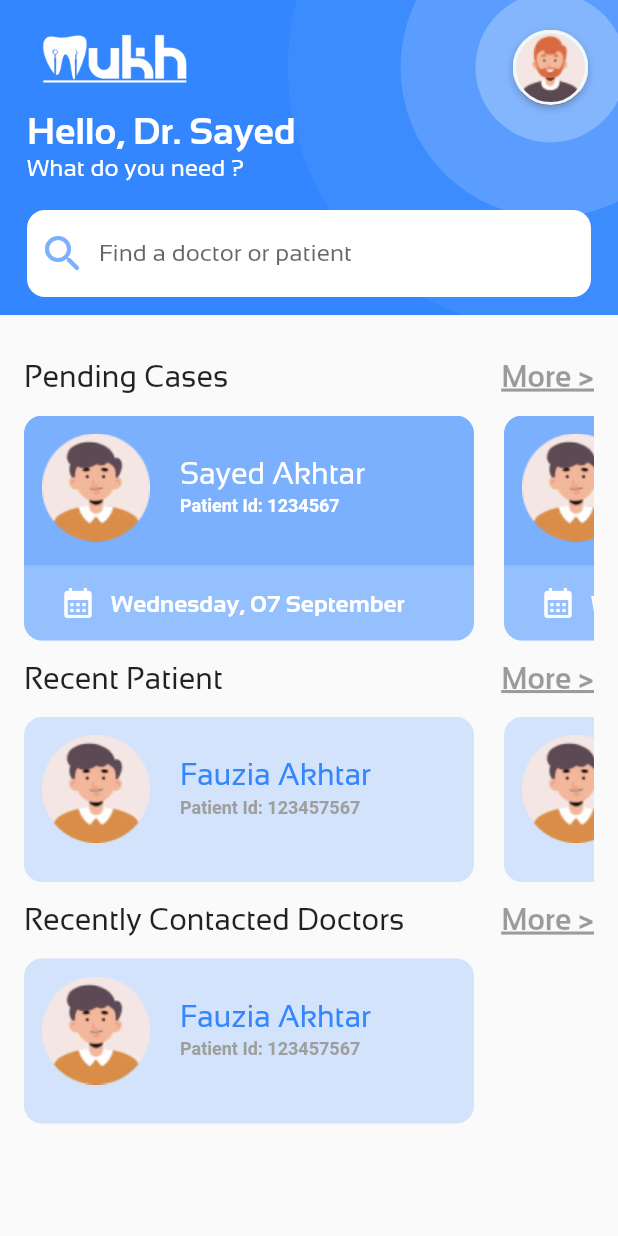
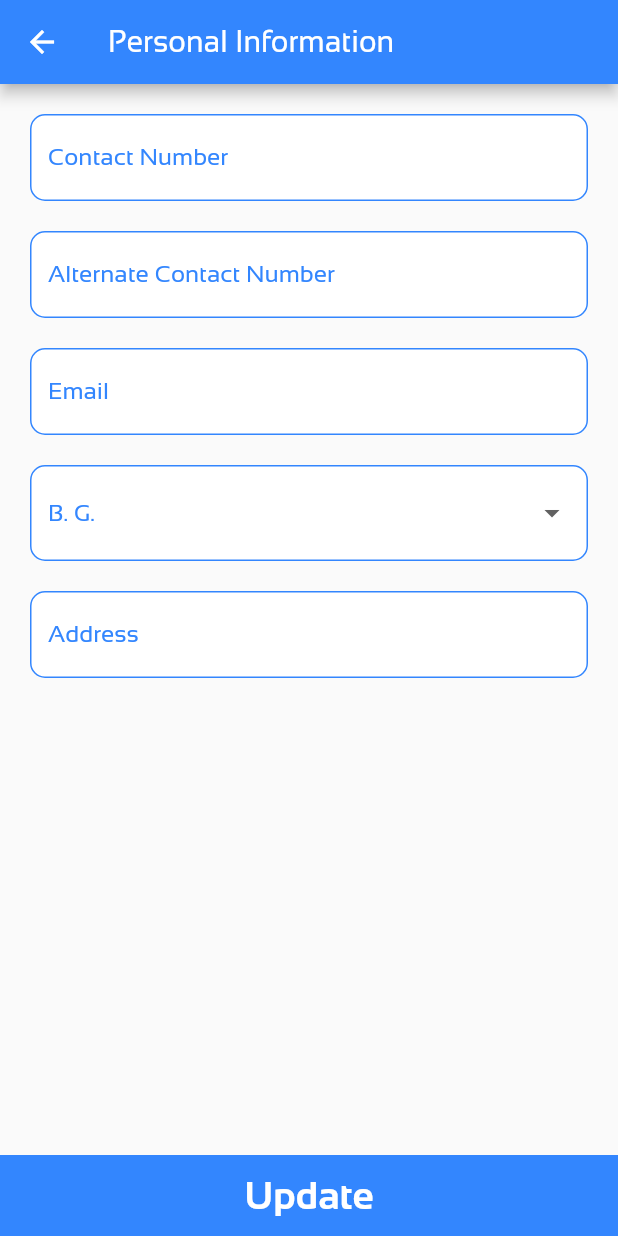
Before and after one commit to SayedAkhtar/mukh-flutter, a Flutter app: the screen it shows after launch, on a phone screen of 412 x 824 dp. Run offline on Flutter 3.47's test engine with Material 2 defaults, Android fonts, the phone set to English and light mode, and no system bars; our stand-ins replace flutter_neumorphic, get, google_fonts.

Commit message:
added edit personal info page

```diff
--- a/lib/main.dart
+++ b/lib/main.dart
@@ -4,10 +4,14 @@ import 'package:mukh/AppConstants/constant.dart';
 import 'package:mukh/screen/LoginScreen.dart';
 import 'package:mukh/screen/RegisterSelection.dart';
 import 'package:mukh/screen/consultant/home.dart';
+import 'package:mukh/screen/consultant/landingPage.dart';
 import 'package:mukh/screen/consultant/profile.dart';
 import 'package:mukh/screen/patient/addPatient.dart';
+import 'package:mukh/screen/patient/editPatientDetails.dart';
 import 'package:mukh/screen/patient/home.dart';
 import 'package:mukh/screen/patient/profile.dart';
+
+import 'screen/editPersonalInformation.dart';
 
 void main() {
   runApp(const GetMaterialApp(
@@ -26,7 +30,7 @@ class MyApp extends StatelessWidget {
           primarySwatch: Colors.blue,
           fontFamily: 'Sansation',
           appBarTheme: AppBarTheme(backgroundColor: Constant.mainColor)),
-      home: Home(),
+      home: EditPersonalDetails(),
     );
   }
 }
--- a/lib/screen/LoginScreen.dart
+++ b/lib/screen/LoginScreen.dart
@@ -86,7 +86,8 @@ class _LoginScreenState extends State<LoginScreen> {
                       textAlign: TextAlign.right,
                       textWidthBasis: TextWidthBasis.parent,
                       style: TextStyle(height: 2.5),
-                      )),
+                    ),
+                  ),
                 ),
                 const SizedBox(height: 20),
                 ElevatedButton(
@@ -118,7 +119,7 @@ class _LoginScreenState extends State<LoginScreen> {
                         children: [
                       TextSpan(
                           text: 'Sign Up',
-                          style: TextStyle(color: Constant.mainColor))
+                          style: TextStyle(color: Constant.mainColor)),
                     ])),
                 const SizedBox(height: 10),
                 const Text(
--- a/lib/screen/consultant/allDoctors.dart
+++ b/lib/screen/consultant/allDoctors.dart
@@ -18,10 +18,10 @@ class _AllDoctorsState extends State<AllDoctors> {
     return SafeArea(
       child: Scaffold(
           appBar: PreferredSize(
-            preferredSize: Size(_width, 60),
+            preferredSize: Size(_width, 80),
             child: Container(
               width: _width,
-              height: 60,
+              height: 80,
               decoration: BoxDecoration(
                 color: Constant.mainColor,
               ),
--- a/lib/screen/consultant/home.dart
+++ b/lib/screen/consultant/home.dart
@@ -1,6 +1,4 @@
-import 'package:flutter/cupertino.dart';
 import 'package:flutter/material.dart';
-import 'package:flutter/painting.dart';
 import 'package:get/get.dart';
 import 'package:mukh/AppConstants/constant.dart';
 import 'package:mukh/components/CardList.dart';
@@ -10,6 +8,7 @@ import 'package:mukh/screen/consultant/allDoctors.dart';
 import 'package:mukh/screen/patient/allPatients.dart';
 
 import '../../components/DoctorProfileAppBar.dart';
+import '../notification.dart';
 
 class Home extends StatefulWidget {
   const Home({Key? key}) : super(key: key);
--- /dev/null
+++ b/lib/screen/editPersonalInformation.dart
@@ -0,0 +1,139 @@
+import 'package:flutter/material.dart';
+import 'package:get/get.dart';
+import 'package:mukh/AppConstants/constant.dart';
+
+class EditPersonalDetails extends StatefulWidget {
+  const EditPersonalDetails({Key? key}) : super(key: key);
+
+  @override
+  State<EditPersonalDetails> createState() => _EditPersonalDetailsState();
+}
+
+class _EditPersonalDetailsState extends State<EditPersonalDetails> {
+  late TextEditingController _contactNo, _alternateContactNo, _email, _address;
+
+  InputDecoration _inputDecoration(String label) {
+    return InputDecoration(
+      labelText: label,
+      labelStyle: TextStyle(color: Constant.mainColor),
+      fillColor: Colors.white,
+      filled: true,
+      enabledBorder: OutlineInputBorder(
+          borderRadius: BorderRadius.all(Radius.circular(10)),
+          borderSide: BorderSide(color: Constant.mainColor)),
+      border: OutlineInputBorder(
+          borderRadius: BorderRadius.all(Radius.circular(10)),
+          borderSide: BorderSide(color: Constant.mainColor)),
+    );
+  }
+
+  @override
+  void initState() {
+    _contactNo = TextEditingController();
+    _alternateContactNo = TextEditingController();
+    _email = TextEditingController();
+    _address = TextEditingController();
+    super.initState();
+  }
+
+  @override
+  Widget build(BuildContext context) {
+    final double _width = MediaQuery.of(context).size.width;
+    final double _padding = 20.0;
+
+    return SafeArea(
+        child: Scaffold(
+      appBar: AppBar(
+        leading: IconButton(
+            onPressed: () {},
+            icon: IconButton(
+              icon: Icon(Icons.arrow_back),
+              onPressed: () {
+                Get.back();
+              },
+            )),
+        title: Text('Personal Information', style: TextStyle(fontSize: 20)),
+      ),
+      body: Column(
+        children: [
+          Expanded(
+            child: Padding(
+              padding: EdgeInsets.all(_padding),
+              child: Column(children: [
+                TextFormField(
+                  controller: _contactNo,
+                  keyboardType: TextInputType.number,
+                  decoration: _inputDecoration('Contact Number'),
+                ),
+                Padding(
+                  padding: EdgeInsets.symmetric(vertical: _padding),
+                  child: TextFormField(
+                    controller: _alternateContactNo,
+                    keyboardType: TextInputType.number,
+                    decoration: _inputDecoration('Alternate Contact Number'),
+                  ),
+                ),
+                Padding(
+                  padding: EdgeInsets.only(bottom: _padding),
+                  child: TextFormField(
+                    keyboardType: TextInputType.emailAddress,
+                    controller: _email,
+                    decoration: _inputDecoration('Email'),
+                  ),
+                ),
+                DropdownButtonHideUnderline(
+                  child: DropdownButtonFormField<String>(
+                    decoration: _inputDecoration('B. G.'),
+                    isExpanded: true,
+                    // borderRadius: BorderRadius.all(Radius.circular(10)),
+                    items: <String>[
+                      'AB+',
+                      'AB-',
+                      'A+',
+                      'A-',
+                      'B+',
+                      'B-',
+                      'O+',
+                      'O-',
+                    ].map((String value) {
+                      return DropdownMenuItem<String>(
+                        value: value,
+                        child: Text(value),
+                      );
+                    }).toList(),
+                    onChanged: (_) {},
+                  ),
+                ),
+                Padding(
+                  padding: EdgeInsets.only(top: _padding),
+                  child: TextFormField(
+                    controller: _address,
+                    decoration: _inputDecoration('Address'),
+                  ),
+                ),
+              ]),
+            ),
+          ),
+          InkWell(
+            onTap: () {},
+            child: Container(
+              padding: const EdgeInsets.symmetric(vertical: 12),
+              alignment: Alignment.center,
+              width: _width,
+              decoration: BoxDecoration(
+                color: Constant.mainColor,
+              ),
+              child: Text(
+                'Update',
+                style: TextStyle(
+                    fontSize: 26,
+                    fontWeight: FontWeight.bold,
+                    color: Colors.white),
+              ),
+            ),
+          ),
+        ],
+      ),
+    ));
+  }
+}
--- a/lib/screen/patient/allPatients.dart
+++ b/lib/screen/patient/allPatients.dart
@@ -18,10 +18,10 @@ class _AllPatientsState extends State<AllPatients> {
     return SafeArea(
       child: Scaffold(
           appBar: PreferredSize(
-            preferredSize: Size(_width, 60),
+            preferredSize: Size(_width, 80),
             child: Container(
               width: _width,
-              height: 60,
+              height: 80,
               decoration: BoxDecoration(
                 color: Constant.mainColor,
               ),
@@ -74,7 +74,7 @@ class _AllPatientsState extends State<AllPatients> {
                                     Text('Patient ID: 12345'),
                                   ]),
                               Padding(
-                                padding: EdgeInsets.only(left: _width * 0.4),
+                                padding: EdgeInsets.only(left: _width * 0.3),
                                 child: InkWell(
                                   child: Container(
                                     padding: const EdgeInsets.all(5.0),
--- a/lib/screen/patient/home.dart
+++ b/lib/screen/patient/home.dart
@@ -3,7 +3,7 @@ import 'package:mukh/screen/patient/profile.dart';
 
 import '../../AppConstants/constant.dart';
 import 'addPatient.dart';
-import 'notification.dart';
+import '../notification.dart';
 
 class PatientHome extends StatefulWidget {
   const PatientHome({Key? key}) : super(key: key);
@@ -16,7 +16,7 @@ class _PatientHomeState extends State<PatientHome> {
   int _selectedTab = 1;
 
   List<Widget> _tabs = [
-    PatientNotifications(),
+    Notifications(),
     PatientProfile(),
     AddPatient(),
   ];
```
Also changed, not shown: lib/screen/consultant/landingPage.dart (added, +67 -0 lines), lib/screen/notification.dart (renamed from lib/screen/patient/notification.dart, +4 -4 lines). Lines whose indentation alone changed are shown as unchanged.
